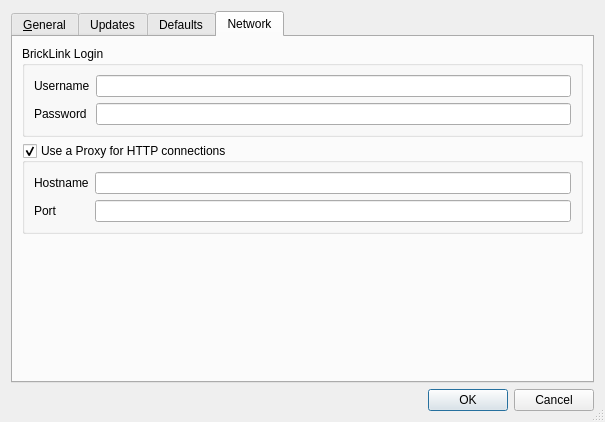
Above: dialogs/settings.ui from rgriebl/brickstore before the change. Below: the same form after it.
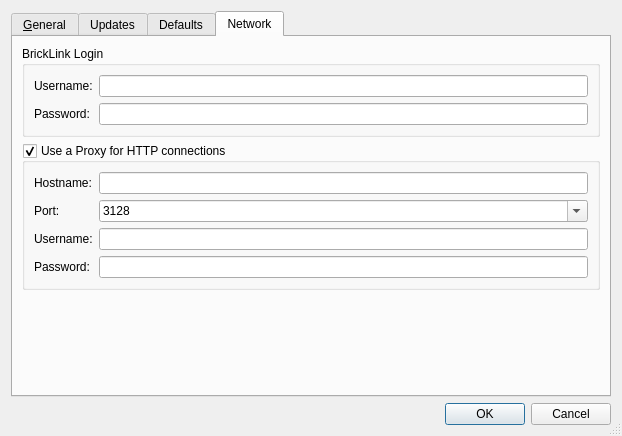
That is the form after the change.

Patch:
```diff
--- a/dialogs/settings.ui
+++ b/dialogs/settings.ui
@@ -5,8 +5,8 @@
    <rect>
     <x>0</x>
     <y>0</y>
-    <width>605</width>
-    <height>422</height>
+    <width>622</width>
+    <height>436</height>
    </rect>
   </property>
   <property name="windowTitle" >
@@ -410,8 +410,8 @@
        <rect>
         <x>0</x>
         <y>0</y>
-        <width>575</width>
-        <height>343</height>
+        <width>592</width>
+        <height>357</height>
        </rect>
       </property>
       <attribute name="title" >
@@ -427,7 +427,7 @@
           <item row="0" column="0" >
            <widget class="QLabel" name="label_3" >
             <property name="text" >
-             <string>Username</string>
+             <string>Username:</string>
             </property>
            </widget>
           </item>
@@ -437,12 +437,16 @@
           <item row="1" column="0" >
            <widget class="QLabel" name="label_4" >
             <property name="text" >
-             <string>Password</string>
+             <string>Password:</string>
             </property>
            </widget>
           </item>
           <item row="1" column="1" >
-           <widget class="QLineEdit" name="w_bl_password" />
+           <widget class="QLineEdit" name="w_bl_password" >
+            <property name="echoMode" >
+             <enum>QLineEdit::PasswordEchoOnEdit</enum>
+            </property>
+           </widget>
           </item>
          </layout>
         </widget>
@@ -462,7 +466,7 @@
           <item row="0" column="0" >
            <widget class="QLabel" name="label" >
             <property name="text" >
-             <string>Hostname</string>
+             <string>Hostname:</string>
             </property>
            </widget>
           </item>
@@ -479,24 +483,62 @@
           <item row="1" column="0" >
            <widget class="QLabel" name="label_2" >
             <property name="text" >
-             <string>Port</string>
+             <string>Port:</string>
+            </property>
+           </widget>
+          </item>
+          <item row="2" column="1" >
+           <widget class="QLineEdit" name="w_proxy_user" />
+          </item>
+          <item row="2" column="0" >
+           <widget class="QLabel" name="label_14" >
+            <property name="text" >
+             <string>Username:</string>
+            </property>
+           </widget>
+          </item>
+          <item row="3" column="1" >
+           <widget class="QLineEdit" name="w_proxy_pass" >
+            <property name="echoMode" >
+             <enum>QLineEdit::PasswordEchoOnEdit</enum>
+            </property>
+           </widget>
+          </item>
+          <item row="3" column="0" >
+           <widget class="QLabel" name="label_15" >
+            <property name="text" >
+             <string>Password:</string>
             </property>
            </widget>
           </item>
           <item row="1" column="1" >
-           <widget class="QLineEdit" name="w_proxy_port" >
-            <property name="sizePolicy" >
-             <sizepolicy vsizetype="Fixed" hsizetype="MinimumExpanding" >
-              <horstretch>0</horstretch>
-              <verstretch>0</verstretch>
-             </sizepolicy>
+           <widget class="QComboBox" name="w_proxy_port" >
+            <property name="editable" >
+             <bool>true</bool>
             </property>
-            <property name="text" >
-             <string/>
+            <property name="insertPolicy" >
+             <enum>QComboBox::NoInsert</enum>
             </property>
-            <property name="maxLength" >
-             <number>6</number>
-            </property>
+            <item>
+             <property name="text" >
+              <string>3128</string>
+             </property>
+            </item>
+            <item>
+             <property name="text" >
+              <string>8000</string>
+             </property>
+            </item>
+            <item>
+             <property name="text" >
+              <string>8008</string>
+             </property>
+            </item>
+            <item>
+             <property name="text" >
+              <string>8080</string>
+             </property>
+            </item>
            </widget>
           </item>
          </layout>
```
Left out of the diff: 12 changed lines with no effect on the pictures.
